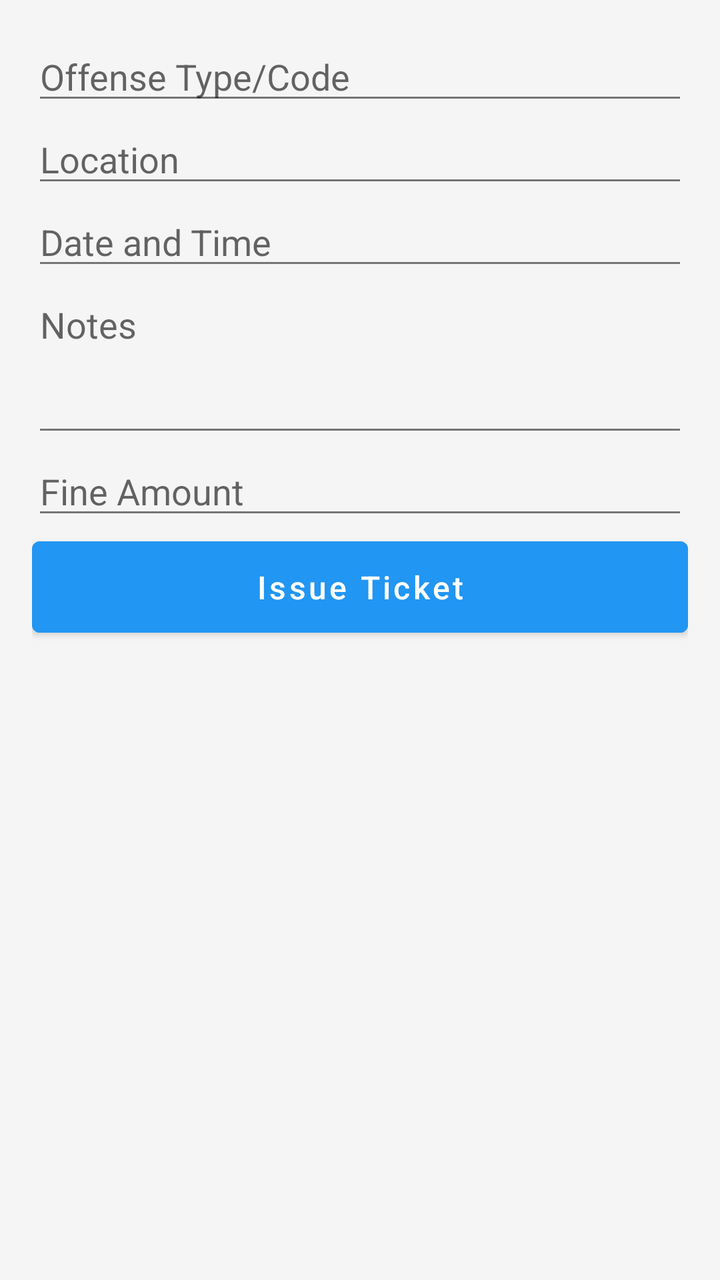
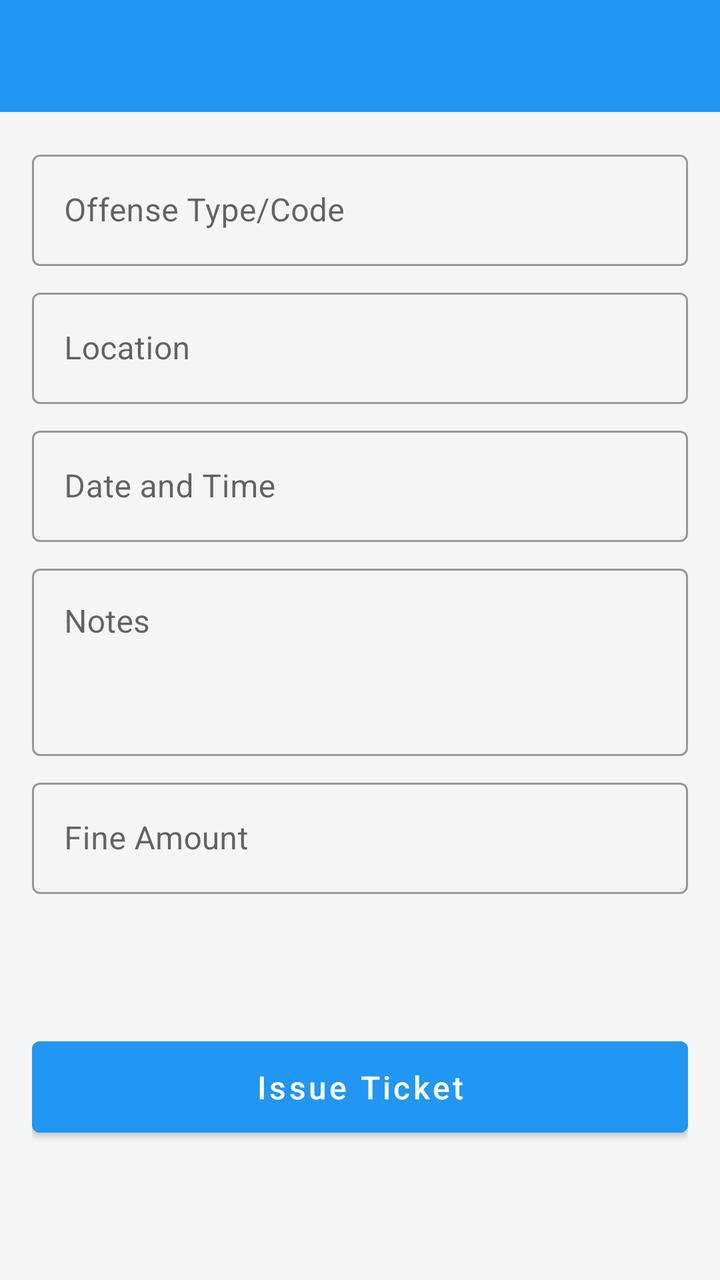

Two renders of the same Android screen: before a commit and after it. Below are the layout's source before the change and the commit's diff.
<!-- AndroidManifest.xml: application theme AppTheme -->
<!-- res/layout/activity_issue_ticket.xml -->
<?xml version="1.0" encoding="utf-8"?>
<ScrollView xmlns:android="http://schemas.android.com/apk/res/android"
    xmlns:app="http://schemas.android.com/apk/res-auto"
    xmlns:tools="http://schemas.android.com/tools"
    android:layout_width="match_parent"
    android:layout_height="match_parent"
    tools:context=".IssueTicketActivity"> 

    <androidx.constraintlayout.widget.ConstraintLayout
        android:layout_width="match_parent"
        android:layout_height="wrap_content"
        android:padding="16dp">

        <EditText
            android:id="@+id/editTextOffenseType"
            android:layout_width="0dp"
            android:layout_height="wrap_content"
            android:hint="Offense Type/Code"
            android:inputType="text"
            app:layout_constraintTop_toTopOf="parent"
            app:layout_constraintStart_toStartOf="parent"
            app:layout_constraintEnd_toEndOf="parent"
            android:layout_marginBottom="16dp"/>

        <EditText
            android:id="@+id/editTextLocation"
            android:layout_width="0dp"
            android:layout_height="wrap_content"
            android:hint="Location"
            android:inputType="text"
            app:layout_constraintTop_toBottomOf="@id/editTextOffenseType"
            app:layout_constraintStart_toStartOf="parent"
            app:layout_constraintEnd_toEndOf="parent"
            android:layout_marginBottom="16dp"/>

        <EditText
            android:id="@+id/editTextDateTime"
            android:layout_width="0dp"
            android:layout_height="wrap_content"
            android:hint="Date and Time"
            android:inputType="datetime"
            app:layout_constraintTop_toBottomOf="@id/editTextLocation"
            app:layout_constraintStart_toStartOf="parent"
            app:layout_constraintEnd_toEndOf="parent"
            android:layout_marginBottom="16dp"/>

        <EditText
            android:id="@+id/editTextNotes"
            android:layout_width="0dp"
            android:layout_height="wrap_content"
            android:hint="Notes"
            android:inputType="textMultiLine"
            android:minLines="3"
            android:gravity="top"
            app:layout_constraintTop_toBottomOf="@id/editTextDateTime"
            app:layout_constraintStart_toStartOf="parent"
            app:layout_constraintEnd_toEndOf="parent"
            android:layout_marginBottom="16dp"/>

        <EditText
            android:id="@+id/editTextAmount"
            android:layout_width="0dp"
            android:layout_height="wrap_content"
            android:hint="Fine Amount"
            android:inputType="numberDecimal"
            app:layout_constraintTop_toBottomOf="@id/editTextNotes"
            app:layout_constraintStart_toStartOf="parent"
            app:layout_constraintEnd_toEndOf="parent"
            android:layout_marginBottom="24dp"/>

        <Button
            android:id="@+id/buttonSubmitTicket"
            android:layout_width="0dp"
            android:layout_height="wrap_content"
            android:text="Issue Ticket"
            app:layout_constraintTop_toBottomOf="@id/editTextAmount"
            app:layout_constraintStart_toStartOf="parent"
            app:layout_constraintEnd_toEndOf="parent"
            app:layout_constraintBottom_toBottomOf="parent"/>

    </androidx.constraintlayout.widget.ConstraintLayout>
</ScrollView>
<!-- resources referenced by this layout -->
<resources>
  <style name="AppTheme" parent="Theme.MaterialComponents.DayNight.DarkActionBar">
          
          <item name="colorPrimary">@color/colorPrimary</item>
          <item name="colorPrimaryVariant">@color/colorPrimaryDark</item>
          <item name="colorOnPrimary">@color/textColorOnPrimary</item>
          
          <item name="colorSecondary">@color/colorAccent</item>
          <item name="colorSecondaryVariant">@color/colorAccent</item> 
          <item name="colorOnSecondary">@color/textColorOnAccent</item>
          
          <item name="android:statusBarColor" tools:targetApi="l">?attr/colorPrimaryVariant</item>
          
          <item name="android:windowBackground">@color/windowBackground</item>
          
          <item name="android:textColorPrimary">@color/textColorPrimary</item>
          <item name="android:textColorSecondary">@color/textColorSecondary</item>
  
          
          <item name="materialButtonStyle">@style/Widget.App.Button</item>
          <item name="buttonStyle">@style/Widget.App.Button</item>
  
  
      </style>
  <color name="colorPrimary">#2196F3</color>
  <color name="colorPrimaryDark">#1976D2</color>
  <color name="textColorOnPrimary">#FFFFFF</color>
  <color name="colorAccent">#FF9800</color>
  <color name="textColorOnAccent">#FFFFFF</color>
  <color name="windowBackground">#F5F5F5</color>
  <color name="textColorPrimary">#212121</color>
  <color name="textColorSecondary">#757575</color>
  <style name="Widget.App.Button" parent="Widget.MaterialComponents.Button">
          <item name="android:backgroundTint">@color/colorPrimary</item>
          <item name="android:textColor">@color/textColorOnPrimary</item>
          <item name="android:paddingLeft">24dp</item>
          <item name="android:paddingRight">24dp</item>
          <item name="android:paddingTop">12dp</item>
          <item name="android:paddingBottom">12dp</item>
          <item name="android:textAllCaps">false</item>
          <item name="android:textSize">16sp</item>
      </style>
</resources>

<!-- the commit's change to res/layout/activity_issue_ticket.xml (unified diff, before → after) -->
@@ -1,82 +1,142 @@
 <?xml version="1.0" encoding="utf-8"?>
-<ScrollView xmlns:android="http://schemas.android.com/apk/res/android"
+<LinearLayout xmlns:android="http://schemas.android.com/apk/res/android"
     xmlns:app="http://schemas.android.com/apk/res-auto"
     xmlns:tools="http://schemas.android.com/tools"
     android:layout_width="match_parent"
     android:layout_height="match_parent"
-    tools:context=".IssueTicketActivity"> 
+    android:orientation="vertical"
+    tools:context=".IssueTicketActivity">
 
-    <androidx.constraintlayout.widget.ConstraintLayout
+    <com.google.android.material.appbar.AppBarLayout
+        android:id="@+id/appBarLayout"
         android:layout_width="match_parent"
         android:layout_height="wrap_content"
-        android:padding="16dp">
+        android:theme="@style/ThemeOverlay.MaterialComponents.Dark.ActionBar">
 
-        <EditText
-            android:id="@+id/editTextOffenseType"
+        <com.google.android.material.appbar.MaterialToolbar
+            android:id="@+id/toolbar"
+            android:layout_width="match_parent"
+            android:layout_height="?attr/actionBarSize"
+            app:popupTheme="@style/ThemeOverlay.MaterialComponents.Light" />
+    </com.google.android.material.appbar.AppBarLayout>
+
+    <ScrollView
+        android:layout_width="match_parent"
+        android:layout_height="match_parent"
+        android:fillViewport="true">
+
+        <androidx.constraintlayout.widget.ConstraintLayout
+            android:layout_width="match_parent"
+            android:layout_height="wrap_content"
+            android:padding="16dp">
+
+            <com.google.android.material.textfield.TextInputLayout
+                android:id="@+id/textInputLayoutOffenseType"
+            style="@style/Widget.MaterialComponents.TextInputLayout.OutlinedBox"
             android:layout_width="0dp"
             android:layout_height="wrap_content"
             android:hint="Offense Type/Code"
-            android:inputType="text"
             app:layout_constraintTop_toTopOf="parent"
             app:layout_constraintStart_toStartOf="parent"
             app:layout_constraintEnd_toEndOf="parent"
-            android:layout_marginBottom="16dp"/>
+            android:layout_marginBottom="8dp">
 
-        <EditText
-            android:id="@+id/editTextLocation"
+            <com.google.android.material.textfield.TextInputEditText
+                android:id="@+id/editTextOffenseType"
+                android:layout_width="match_parent"
+                android:layout_height="wrap_content"
+                android:inputType="text"/>
+        </com.google.android.material.textfield.TextInputLayout>
+
+        <com.google.android.material.textfield.TextInputLayout
+            android:id="@+id/textInputLayoutLocation"
+            style="@style/Widget.MaterialComponents.TextInputLayout.OutlinedBox"
             android:layout_width="0dp"
             android:layout_height="wrap_content"
             android:hint="Location"
-            android:inputType="text"
-            app:layout_constraintTop_toBottomOf="@id/editTextOffenseType"
+            app:layout_constraintTop_toBottomOf="@id/textInputLayoutOffenseType"
             app:layout_constraintStart_toStartOf="parent"
             app:layout_constraintEnd_toEndOf="parent"
-            android:layout_marginBottom="16dp"/>
+            android:layout_marginTop="8dp"
+            android:layout_marginBottom="8dp">
 
-        <EditText
-            android:id="@+id/editTextDateTime"
+            <com.google.android.material.textfield.TextInputEditText
+                android:id="@+id/editTextLocation"
+                android:layout_width="match_parent"
+                android:layout_height="wrap_content"
+                android:inputType="text"/>
+        </com.google.android.material.textfield.TextInputLayout>
+
+        <com.google.android.material.textfield.TextInputLayout
+            android:id="@+id/textInputLayoutDateTime"
+            style="@style/Widget.MaterialComponents.TextInputLayout.OutlinedBox"
             android:layout_width="0dp"
             android:layout_height="wrap_content"
             android:hint="Date and Time"
-            android:inputType="datetime"
-            app:layout_constraintTop_toBottomOf="@id/editTextLocation"
+            app:layout_constraintTop_toBottomOf="@id/textInputLayoutLocation"
             app:layout_constraintStart_toStartOf="parent"
             app:layout_constraintEnd_toEndOf="parent"
-            android:layout_marginBottom="16dp"/>
+            android:layout_marginTop="8dp"
+            android:layout_marginBottom="8dp">
 
-        <EditText
-            android:id="@+id/editTextNotes"
+            <com.google.android.material.textfield.TextInputEditText
+                android:id="@+id/editTextDateTime"
+                android:layout_width="match_parent"
+                android:layout_height="wrap_content"
+                android:inputType="datetime"/>
+        </com.google.android.material.textfield.TextInputLayout>
+
+        <com.google.android.material.textfield.TextInputLayout
+            android:id="@+id/textInputLayoutNotes"
+            style="@style/Widget.MaterialComponents.TextInputLayout.OutlinedBox"
             android:layout_width="0dp"
             android:layout_height="wrap_content"
             android:hint="Notes"
-            android:inputType="textMultiLine"
-            android:minLines="3"
-            android:gravity="top"
-            app:layout_constraintTop_toBottomOf="@id/editTextDateTime"
+            app:layout_constraintTop_toBottomOf="@id/textInputLayoutDateTime"
             app:layout_constraintStart_toStartOf="parent"
             app:layout_constraintEnd_toEndOf="parent"
-            android:layout_marginBottom="16dp"/>
+            android:layout_marginTop="8dp"
+            android:layout_marginBottom="8dp">
 
-        <EditText
-            android:id="@+id/editTextAmount"
+            <com.google.android.material.textfield.TextInputEditText
+                android:id="@+id/editTextNotes"
+                android:layout_width="match_parent"
+                android:layout_height="wrap_content"
+                android:inputType="textMultiLine"
+                android:minLines="3"
+                android:gravity="top"/>
+        </com.google.android.material.textfield.TextInputLayout>
+
+        <com.google.android.material.textfield.TextInputLayout
+            android:id="@+id/textInputLayoutAmount"
+            style="@style/Widget.MaterialComponents.TextInputLayout.OutlinedBox"
             android:layout_width="0dp"
             android:layout_height="wrap_content"
             android:hint="Fine Amount"
-            android:inputType="numberDecimal"
-            app:layout_constraintTop_toBottomOf="@id/editTextNotes"
+            app:layout_constraintTop_toBottomOf="@id/textInputLayoutNotes"
             app:layout_constraintStart_toStartOf="parent"
             app:layout_constraintEnd_toEndOf="parent"
-            android:layout_marginBottom="24dp"/>
+            android:layout_marginTop="8dp"
+            android:layout_marginBottom="16dp">
+
+            <com.google.android.material.textfield.TextInputEditText
+                android:id="@+id/editTextAmount"
+                android:layout_width="match_parent"
+                android:layout_height="wrap_content"
+                android:inputType="numberDecimal"/>
+        </com.google.android.material.textfield.TextInputLayout>
 
         <Button
             android:id="@+id/buttonSubmitTicket"
             android:layout_width="0dp"
             android:layout_height="wrap_content"
             android:text="Issue Ticket"
-            app:layout_constraintTop_toBottomOf="@id/editTextAmount"
+            app:layout_constraintTop_toBottomOf="@id/textInputLayoutAmount"
             app:layout_constraintStart_toStartOf="parent"
             app:layout_constraintEnd_toEndOf="parent"
-            app:layout_constraintBottom_toBottomOf="parent"/>
+            app:layout_constraintBottom_toBottomOf="parent"
+            android:layout_marginTop="16dp"/>
 
-    </androidx.constraintlayout.widget.ConstraintLayout>
-</ScrollView>
+        </androidx.constraintlayout.widget.ConstraintLayout>
+    </ScrollView>
+</LinearLayout>
<!-- resource entries referenced after the edit -->
@@ -1,6 +1,6 @@
 <!-- resources referenced by this layout -->
 <resources>
-  <style name="AppTheme" parent="Theme.MaterialComponents.DayNight.DarkActionBar">
+  <style name="AppTheme" parent="Theme.MaterialComponents.DayNight.NoActionBar">
           
           <item name="colorPrimary">@color/colorPrimary</item>
           <item name="colorPrimaryVariant">@color/colorPrimaryDark</item>
